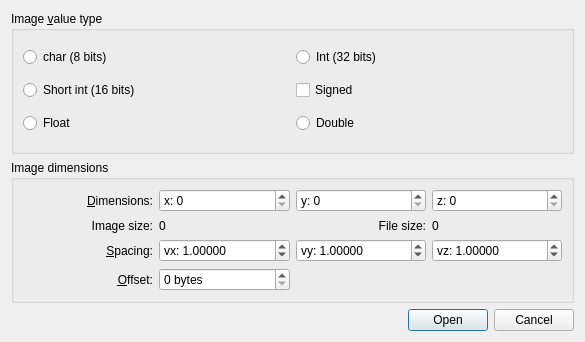
The window that Polyhedron/demo/Polyhedron/Plugins/Mesh_3/raw_image.ui (CGAL/cgal) describes before a commit, drawn with Qt 5.
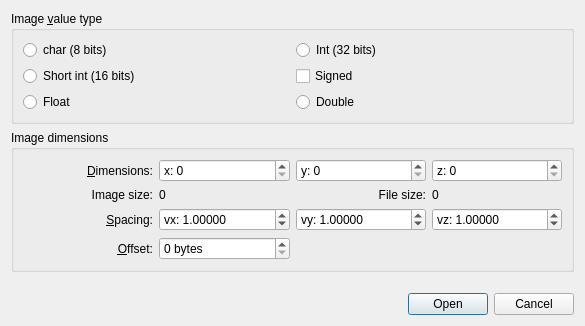
The same window after the commit.

The edit to the form file:
```diff
--- a/Polyhedron/demo/Polyhedron/Plugins/Mesh_3/raw_image.ui
+++ b/Polyhedron/demo/Polyhedron/Plugins/Mesh_3/raw_image.ui
@@ -7,7 +7,7 @@
     <x>0</x>
     <y>0</y>
     <width>585</width>
-    <height>342</height>
+    <height>326</height>
    </rect>
   </property>
   <property name="windowTitle">
@@ -278,6 +278,19 @@
      </layout>
     </widget>
    </item>
+   <item>
+    <spacer name="verticalSpacer">
+     <property name="orientation">
+      <enum>Qt::Vertical</enum>
+     </property>
+     <property name="sizeHint" stdset="0">
+      <size>
+       <width>20</width>
+       <height>40</height>
+      </size>
+     </property>
+    </spacer>
+   </item>
    <item>
     <widget class="QDialogButtonBox" name="buttonBox">
      <property name="standardButtons">
```
